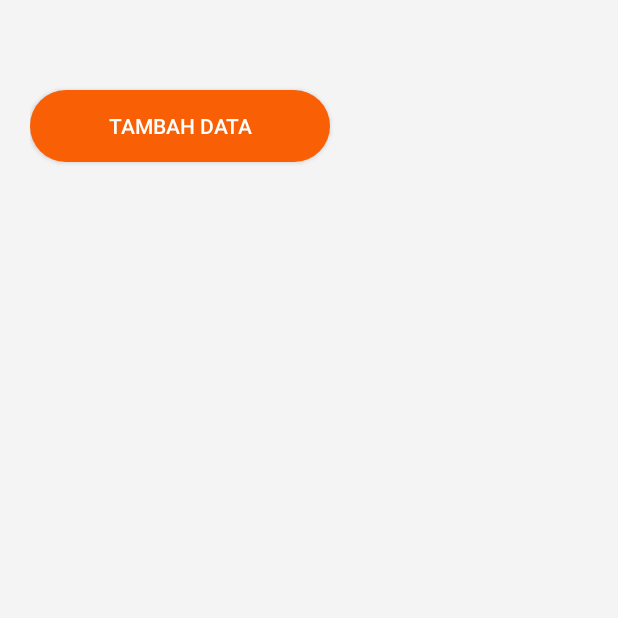
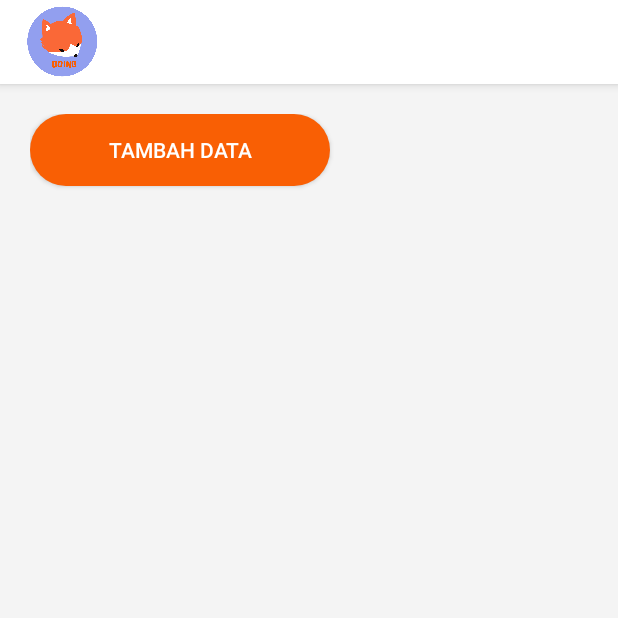
Before and after one commit to fafahirafa/ProjectUASFirebase, an Android app: the ListActivity screen opened directly, with no data from a screen before it, on a phone screen of 412 x 824 dp, the top half of it. Run offline under Robolectric (Android 15) with nearby library versions, the phone set to English and light mode, and no system bars; our stand-ins replace Firebase (no records; nobody signed in at launch, a user with empty details on screens opened directly).

Commit message:
added AppBarLayout (header)

```diff
--- a/app/src/main/java/id/ac/pnj/projectuasfirebase/ListActivity.java
+++ b/app/src/main/java/id/ac/pnj/projectuasfirebase/ListActivity.java
@@ -109,4 +109,9 @@ public class ListActivity extends AppCompatActivity {
             }
         });
     }
+
+    @Override
+    public void onBackPressed() {
+        //tidak kembali ke activity sebelumnya ketika ditekan tombol back
+    }
 }
--- a/app/src/main/java/id/ac/pnj/projectuasfirebase/MainActivity.java
+++ b/app/src/main/java/id/ac/pnj/projectuasfirebase/MainActivity.java
@@ -7,6 +7,7 @@ import android.view.View;
 import android.widget.Button;
 import android.widget.EditText;
 import android.widget.TextView;
+import android.widget.Toast;
 
 public class MainActivity extends AppCompatActivity {
     EditText edt_username,edt_password;
@@ -32,6 +33,8 @@ public class MainActivity extends AppCompatActivity {
                 if (username.equals("admin") && password.equals("123")) {
                     Intent intent = new Intent(MainActivity.this, ListActivity.class);
                     startActivity(intent);
+                } else {
+                    Toast.makeText(MainActivity.this, "Username atau email salah!", Toast.LENGTH_SHORT).show();
                 }
             }
         });
--- a/app/src/main/res/layout/activity_list.xml
+++ b/app/src/main/res/layout/activity_list.xml
@@ -6,15 +6,38 @@
     android:layout_height="match_parent"
     tools:context=".ListActivity"
     android:orientation="vertical"
-    android:background="@color/Abu"
+    android:background="@color/Abu">
+    <android.support.design.widget.AppBarLayout
+        android:id="@+id/appBarLayout"
+        android:layout_width="match_parent"
+        android:layout_height="wrap_content"
+        android:orientation="vertical">
+        <android.support.v7.widget.Toolbar
+            android:id="@+id/toolbar"
+            android:layout_width="match_parent"
+            android:layout_height="wrap_content"
+            android:layout_gravity="top"
+            android:background="@color/putih"
+            android:foregroundGravity="top"
+            android:gravity="top">
+            <ImageView
+                android:layout_width="50dp"
+                android:layout_height="50dp"
+                android:src="@drawable/logo1"/>
+        </android.support.v7.widget.Toolbar>
+    </android.support.design.widget.AppBarLayout>
+
+    <LinearLayout
+        android:layout_below="@+id/appBarLayout"
+        android:layout_width="match_parent"
+        android:layout_height="match_parent"
+        android:orientation="vertical"
         android:padding="20dp">
-
         <Button
             android:id="@+id/btn_tambahData"
             android:layout_width="200dp"
             android:layout_height="wrap_content"
             android:text="Tambah Data"
-        android:layout_marginTop="40dp"
             android:background="@drawable/background_button"
             android:textColor="#ffff"/>
 
@@ -24,4 +47,5 @@
             android:layout_below="@+id/btn_tambahData"
             android:layout_width="match_parent"
             android:layout_height="wrap_content"/>
+    </LinearLayout>
 </RelativeLayout>
--- a/app/src/main/res/layout/activity_main.xml
+++ b/app/src/main/res/layout/activity_main.xml
@@ -51,6 +51,7 @@
             android:layout_width="match_parent"
             android:layout_height="wrap_content"
             android:hint="Username"
+            android:inputType="text"
             android:fontFamily="@font/roboto_regular"
             android:textSize="16sp"/>
 
```
Also changed, not shown: app/src/main/res/layout/activity_form.xml (+21 -11 lines), app/src/main/res/layout/navbar.xml (+13 -25 lines). Lines whose indentation alone changed are shown as unchanged.
